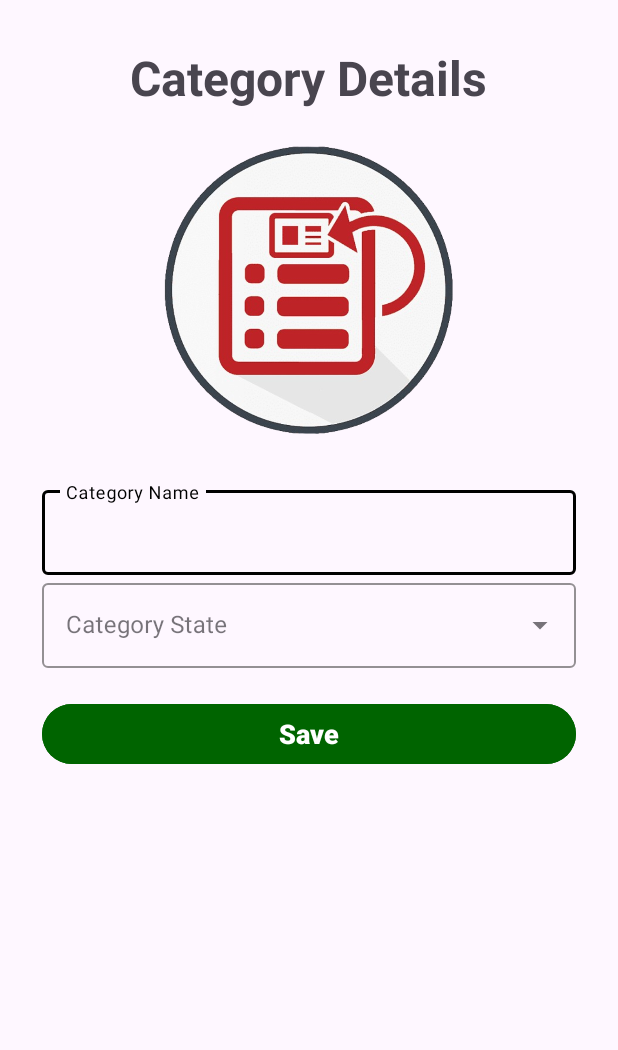
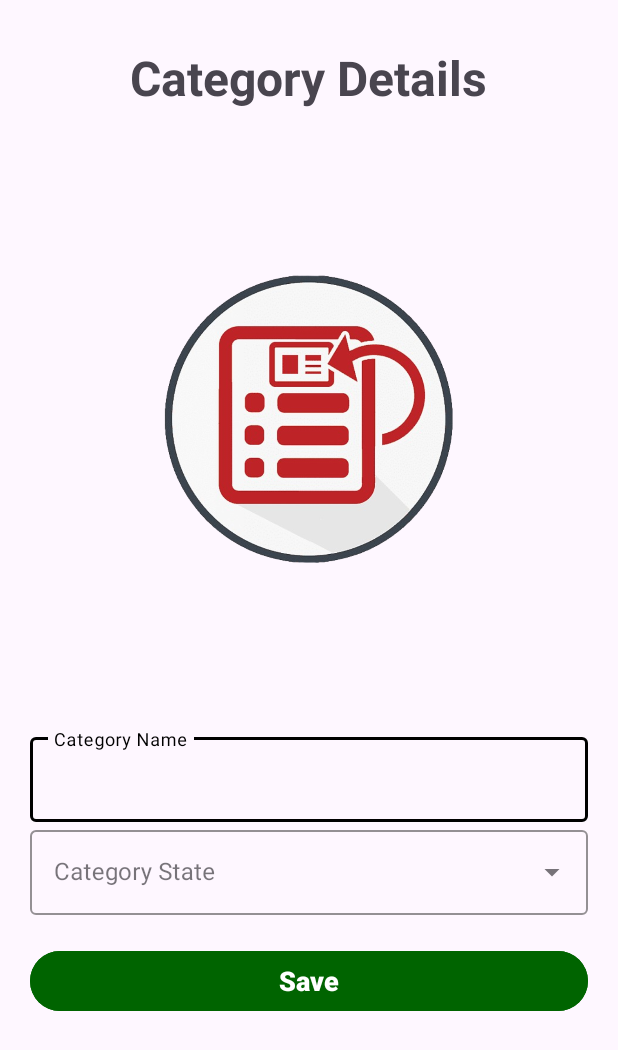
Before and after one commit to ahincho/NE-Suppliers-Mobile, an Android app: the CategoryDetailActivity screen opened directly, with no data from a screen before it, on a phone screen of 412 x 824 dp. Shown: the top 1050 px of the screen. Run offline under Robolectric (Android 15) with nearby library versions, the phone set to English and light mode, and no system bars; our stand-ins replace Dagger/Hilt's generated code; network calls fail; 1 statement that could not run was skipped.

Commit message:
Category Details Layout

```diff
--- a/app/src/main/res/layout/activity_category_detail.xml
+++ b/app/src/main/res/layout/activity_category_detail.xml
@@ -4,7 +4,8 @@
     xmlns:app="http://schemas.android.com/apk/res-auto"
     xmlns:tools="http://schemas.android.com/tools"
     android:layout_width="match_parent"
-    android:layout_height="match_parent"
+    android:layout_height="wrap_content"
+    android:layout_gravity="center"
     android:paddingVertical="30dp"
     android:paddingHorizontal="20dp">
     <TextView
@@ -21,7 +22,7 @@
         android:id="@+id/detailCategoryImage"
         android:layout_width="200dp"
         android:layout_height="200dp"
-        android:layout_marginVertical="20dp"
+        android:layout_marginVertical="10dp"
         android:contentDescription="@string/category_image"
         android:src="@drawable/category"
         app:layout_constraintStart_toStartOf="parent"
@@ -32,9 +33,8 @@
     <LinearLayout
         android:id="@+id/detailCategoryFields"
         android:layout_width="match_parent"
-        android:layout_height="0dp"
+        android:layout_height="wrap_content"
         android:orientation="vertical"
-        android:padding="8dp"
         app:layout_constraintEnd_toEndOf="parent"
         app:layout_constraintStart_toStartOf="parent"
         app:layout_constraintTop_toBottomOf="@id/detailCategoryImage"
```
